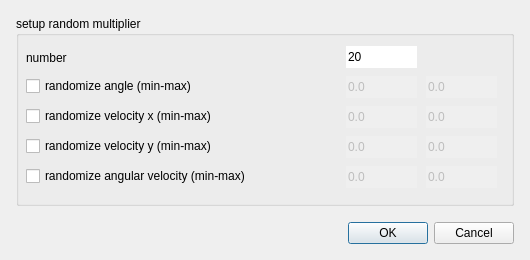
First picture: the form in source/Gui/Dialogs/RandomMultiplierDialog.ui, repository chrxh/alien, before the edit.
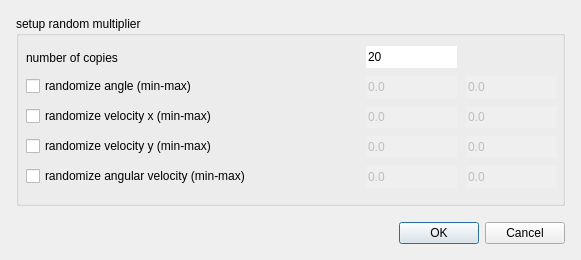
Second picture: the form after the edit.

What changed in the file:
```diff
--- a/source/Gui/Dialogs/RandomMultiplierDialog.ui
+++ b/source/Gui/Dialogs/RandomMultiplierDialog.ui
@@ -6,7 +6,7 @@
    <rect>
     <x>0</x>
     <y>0</y>
-    <width>530</width>
+    <width>581</width>
     <height>260</height>
    </rect>
   </property>
@@ -50,15 +50,15 @@
        </rect>
       </property>
       <property name="text">
-       <string>number</string>
+       <string>number of copies</string>
       </property>
      </widget>
      <widget class="QLineEdit" name="numberEdit">
       <property name="geometry">
        <rect>
-        <x>330</x>
+        <x>350</x>
         <y>30</y>
-        <width>71</width>
+        <width>91</width>
         <height>22</height>
        </rect>
       </property>
@@ -75,9 +75,9 @@
       </property>
       <property name="geometry">
        <rect>
-        <x>330</x>
+        <x>350</x>
         <y>150</y>
-        <width>71</width>
+        <width>91</width>
         <height>22</height>
        </rect>
       </property>
@@ -94,9 +94,9 @@
       </property>
       <property name="geometry">
        <rect>
-        <x>410</x>
+        <x>450</x>
         <y>150</y>
-        <width>71</width>
+        <width>91</width>
         <height>22</height>
        </rect>
       </property>
@@ -113,9 +113,9 @@
       </property>
       <property name="geometry">
        <rect>
-        <x>410</x>
+        <x>450</x>
         <y>90</y>
-        <width>71</width>
+        <width>91</width>
         <height>22</height>
        </rect>
       </property>
@@ -132,9 +132,9 @@
       </property>
       <property name="geometry">
        <rect>
-        <x>330</x>
+        <x>350</x>
         <y>90</y>
-        <width>71</width>
+        <width>91</width>
         <height>22</height>
        </rect>
       </property>
@@ -151,9 +151,9 @@
       </property>
       <property name="geometry">
        <rect>
-        <x>330</x>
+        <x>350</x>
         <y>120</y>
-        <width>71</width>
+        <width>91</width>
         <height>22</height>
        </rect>
       </property>
@@ -170,9 +170,9 @@
       </property>
       <property name="geometry">
        <rect>
-        <x>410</x>
+        <x>450</x>
         <y>120</y>
-        <width>71</width>
+        <width>91</width>
         <height>22</height>
        </rect>
       </property>
@@ -188,7 +188,7 @@
        <rect>
         <x>10</x>
         <y>90</y>
-        <width>301</width>
+        <width>321</width>
         <height>20</height>
        </rect>
       </property>
@@ -201,7 +201,7 @@
        <rect>
         <x>10</x>
         <y>120</y>
-        <width>291</width>
+        <width>321</width>
         <height>20</height>
        </rect>
       </property>
@@ -214,7 +214,7 @@
        <rect>
         <x>10</x>
         <y>150</y>
-        <width>301</width>
+        <width>331</width>
         <height>20</height>
        </rect>
       </property>
@@ -227,7 +227,7 @@
        <rect>
         <x>10</x>
         <y>60</y>
-        <width>301</width>
+        <width>321</width>
         <height>20</height>
        </rect>
       </property>
@@ -241,9 +241,9 @@
       </property>
       <property name="geometry">
        <rect>
-        <x>330</x>
+        <x>350</x>
         <y>60</y>
-        <width>71</width>
+        <width>91</width>
         <height>22</height>
        </rect>
       </property>
@@ -260,9 +260,9 @@
       </property>
       <property name="geometry">
        <rect>
-        <x>410</x>
+        <x>450</x>
         <y>60</y>
-        <width>71</width>
+        <width>91</width>
         <height>22</height>
        </rect>
       </property>
```
Left out of the diff: 22 changed lines with no effect on the pictures.
